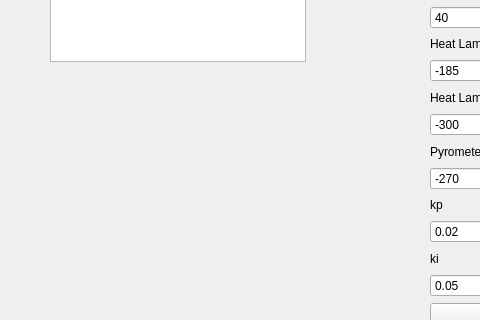
Old version of the form src/ui/heatlampwidget.ui in the repository BYUCreateResearchLab/CREATE_LAB_Binder_Jet_Printer; both pictures show x 0 to 480 and y 210 to 530 of the 1065 by 673 pixel window.
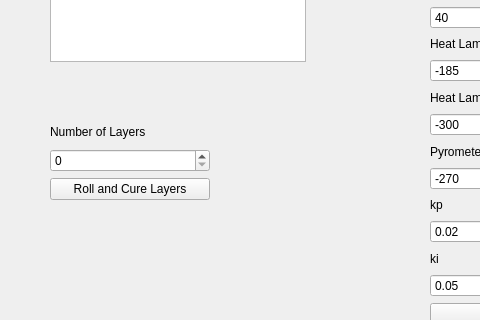
New version of the form.

Commit message: imported charts module

The edit to the form file:
```diff
--- a/src/ui/heatlampwidget.ui
+++ b/src/ui/heatlampwidget.ui
@@ -315,6 +315,35 @@
     </item>
    </layout>
   </widget>
+  <widget class="QWidget" name="verticalLayoutWidget_2">
+   <property name="geometry">
+    <rect>
+     <x>50</x>
+     <y>330</y>
+     <width>160</width>
+     <height>80</height>
+    </rect>
+   </property>
+   <layout class="QVBoxLayout" name="verticalLayout_2">
+    <item>
+     <widget class="QLabel" name="label_8">
+      <property name="text">
+       <string>Number of Layers</string>
+      </property>
+     </widget>
+    </item>
+    <item>
+     <widget class="QSpinBox" name="numLayersToRoll"/>
+    </item>
+    <item>
+     <widget class="QPushButton" name="rollAndCureButton">
+      <property name="text">
+       <string>Roll and Cure Layers</string>
+      </property>
+     </widget>
+    </item>
+   </layout>
+  </widget>
  </widget>
  <resources/>
  <connections/>
```
The commit also changes 2 other files.
